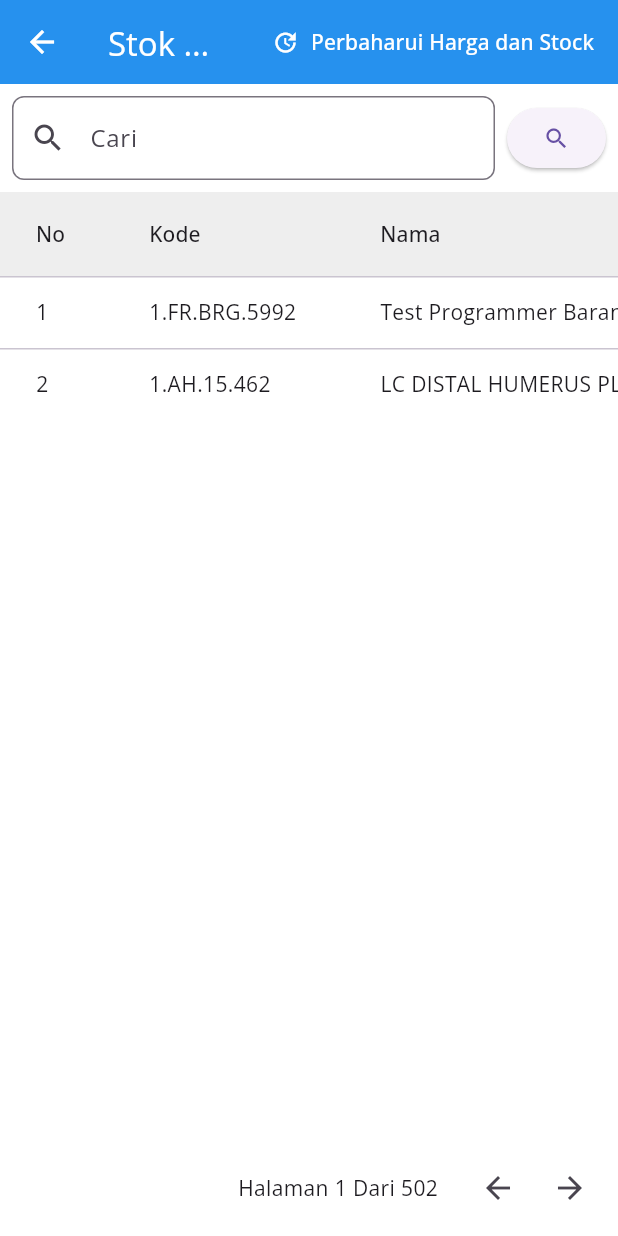
After one commit to Kafabi0/inocare, a Flutter app: the StokBarangScreen screen opened directly, on a phone screen of 412 x 824 dp. The commit adds this screen. Run offline on Flutter 3.47's test engine with Material 3 defaults, Android fonts, the phone set to English and light mode, and no system bars; our stand-ins replace fl_chart, flutter_local_notifications, font_awesome_flutter, google_fonts, material_design_icons_flutter, open_file and 5 more; missing offline and left inert: excel, external_path, mobile_scanner.

Commit message:
stok barang

```diff
--- a/lib/screens/farmasi_screen.dart
+++ b/lib/screens/farmasi_screen.dart
@@ -1,5 +1,6 @@
 import 'package:flutter/material.dart';
 import 'package:inocare/screens/order_rajal_screen.dart';
+import 'package:inocare/screens/stok_barang.dart';
 
 class FarmasiScreen extends StatefulWidget {
   const FarmasiScreen({super.key});
@@ -20,7 +21,7 @@ class _FarmasiScreenState extends State<FarmasiScreen> {
     "Proses Amprah": const FarmasiScreen(),
     "Proses Order Obat": const RajalScreen(),
     "Master Barang": const FarmasiScreen(),
-    "Stok Barang Farmasi": const FarmasiScreen(),
+    "Stok Barang Farmasi": const StokBarangScreen(),
     "Penerimaan Barang": const FarmasiScreen(),
     "Pengeluaran Barang": const FarmasiScreen(),
     "Stok Opname": const FarmasiScreen(),
@@ -46,7 +47,7 @@ class _FarmasiScreenState extends State<FarmasiScreen> {
       "title": "Stok Barang Farmasi",
       "icon": Icons.medical_services,
       "color": Colors.purple,
-      "page": const FarmasiScreen(),
+      "page": const StokBarangScreen(),
     },
     {
       "title": "Penerimaan Barang",
--- a/lib/screens/order_rajal_screen.dart
+++ b/lib/screens/order_rajal_screen.dart
@@ -1,4 +1,5 @@
 import 'package:flutter/material.dart';
+import 'package:inocare/screens/stok_barang.dart';
 import '../screens/farmasi_screen.dart';
 
 class RajalScreen extends StatefulWidget {
@@ -20,7 +21,7 @@ class _RajalScreenState extends State<RajalScreen> {
     "Proses Amprah": const FarmasiScreen(),
     "Proses Order Obat": const RajalScreen(),
     "Master Barang": const FarmasiScreen(),
-    "Stok Barang Farmasi": const FarmasiScreen(),
+    "Stok Barang Farmasi": const StokBarangScreen(),
     "Penerimaan Barang": const FarmasiScreen(),
     "Pengeluaran Barang": const FarmasiScreen(),
     "Stok Opname": const FarmasiScreen(),
--- /dev/null
+++ b/lib/screens/stok_barang.dart
@@ -0,0 +1,185 @@
+import 'package:flutter/material.dart';
+
+class StokBarangScreen extends StatefulWidget {
+  const StokBarangScreen({super.key});
+
+  @override
+  State<StokBarangScreen> createState() => _StokBarangScreenState();
+}
+
+class _StokBarangScreenState extends State<StokBarangScreen> {
+  final TextEditingController _searchController = TextEditingController();
+
+  int _rowsPerPage = 10;
+  int _currentPage = 1;
+
+  final List<Map<String, dynamic>> data = [
+    {
+      "no": 1,
+      "kode": "1.FR.BRG.5992",
+      "nama": "Test Programmer Barang Farmasi",
+      "kelompok": "BHP",
+      "golongan": "BHP",
+      "satuan": "BOX",
+      "hpp": "Rp 10.000",
+      "ppn": "0.11",
+      "faktor": "0.28",
+      "hargaSebelum": "Rp 14.208",
+      "hargaJual": "Rp 14.208",
+      "hargaUmum": "Rp 14.208",
+      "stok": "7",
+      "kadaluarsa": "16-05-2025",
+    },
+    {
+      "no": 2,
+      "kode": "1.AH.15.462",
+      "nama": "LC DISTAL HUMERUS PLATE 05H (LEFT)",
+      "kelompok": "AMHP Orthopedi Non E-Katalog",
+      "golongan": "AMHP",
+      "satuan": "PCS",
+      "hpp": "Rp 5.378.351",
+      "ppn": "0.11",
+      "faktor": "0.1",
+      "hargaSebelum": "Rp 6.566.966,571",
+      "hargaJual": "Rp 6.566.967",
+      "hargaUmum": "Rp 6.566.967",
+      "stok": "200",
+      "kadaluarsa": "-",
+    },
+    // Tambah data sesuai kebutuhan
+  ];
+
+  @override
+  Widget build(BuildContext context) {
+    return Scaffold(
+      backgroundColor: Colors.white,
+      appBar: AppBar(
+        title: const Text("Stok Obat"),
+        backgroundColor: Colors.blue,
+        actions: [
+          TextButton.icon(
+            onPressed: () {},
+            icon: const Icon(Icons.update, color: Colors.white),
+            label: const Text(
+              "Perbaharui Harga dan Stock",
+              style: TextStyle(color: Colors.white),
+            ),
+          ),
+        ],
+      ),
+      body: Column(
+        children: [
+          // Search
+          Padding(
+            padding: const EdgeInsets.all(8.0),
+            child: Row(
+              children: [
+                Expanded(
+                  child: TextField(
+                    controller: _searchController,
+                    decoration: InputDecoration(
+                      prefixIcon: const Icon(Icons.search),
+                      hintText: "Cari",
+                      border: OutlineInputBorder(
+                        borderRadius: BorderRadius.circular(8),
+                      ),
+                    ),
+                  ),
+                ),
+                const SizedBox(width: 8),
+                ElevatedButton(
+                  onPressed: () {
+                    // Fungsi cari
+                  },
+                  child: const Icon(Icons.search),
+                ),
+              ],
+            ),
+          ),
+          // Tabel
+          Expanded(
+            child: SingleChildScrollView(
+              scrollDirection: Axis.horizontal,
+              child: DataTable(
+                headingRowColor: MaterialStateProperty.all(Colors.grey[200]),
+                columns: const [
+                  DataColumn(label: Text("No")),
+                  DataColumn(label: Text("Kode")),
+                  DataColumn(label: Text("Nama")),
+                  DataColumn(label: Text("Kelompok")),
+                  DataColumn(label: Text("Golongan")),
+                  DataColumn(label: Text("Satuan")),
+                  DataColumn(label: Text("HPP")),
+                  DataColumn(label: Text("PPN")),
+                  DataColumn(label: Text("Faktor Pelayanan")),
+                  DataColumn(label: Text("Harga Sebelum")),
+                  DataColumn(label: Text("Harga Jual")),
+                  DataColumn(label: Text("Harga Umum")),
+                  DataColumn(label: Text("Jumlah Stok")),
+                  DataColumn(label: Text("Tanggal Kadaluwarsa")),
+                  DataColumn(label: Text("Aksi")),
+                ],
+                rows: data.map((item) {
+                  return DataRow(cells: [
+                    DataCell(Text(item["no"].toString())),
+                    DataCell(Text(item["kode"])),
+                    DataCell(Text(item["nama"])),
+                    DataCell(Text(item["kelompok"])),
+                    DataCell(Text(item["golongan"])),
+                    DataCell(Text(item["satuan"])),
+                    DataCell(Text(item["hpp"])),
+                    DataCell(Text(item["ppn"])),
+                    DataCell(Text(item["faktor"])),
+                    DataCell(Text(item["hargaSebelum"])),
+                    DataCell(Text(item["hargaJual"])),
+                    DataCell(Text(item["hargaUmum"])),
+                    DataCell(Text(item["stok"])),
+                    DataCell(Text(item["kadaluarsa"])),
+                    DataCell(
+                      ElevatedButton(
+                        onPressed: () {},
+                        style: ElevatedButton.styleFrom(
+                          backgroundColor: Colors.orange,
+                        ),
+                        child: const Text("Data Awal HPP dan Stok"),
+                      ),
+                    ),
+                  ]);
+                }).toList(),
+              ),
+            ),
+          ),
+          // Pagination
+          Padding(
+            padding: const EdgeInsets.all(8.0),
+            child: Row(
+              mainAxisAlignment: MainAxisAlignment.end,
+              children: [
+                Text("Halaman $_currentPage Dari 502"),
+                const SizedBox(width: 16),
+                IconButton(
+                  onPressed: () {
+                    if (_currentPage > 1) {
+                      setState(() {
+                        _currentPage--;
+                      });
+                    }
+                  },
+                  icon: const Icon(Icons.arrow_back),
+                ),
+                IconButton(
+                  onPressed: () {
+                    setState(() {
+                      _currentPage++;
+                    });
+                  },
+                  icon: const Icon(Icons.arrow_forward),
+                ),
+              ],
+            ),
+          )
+        ],
+      ),
+    );
+  }
+}
```
